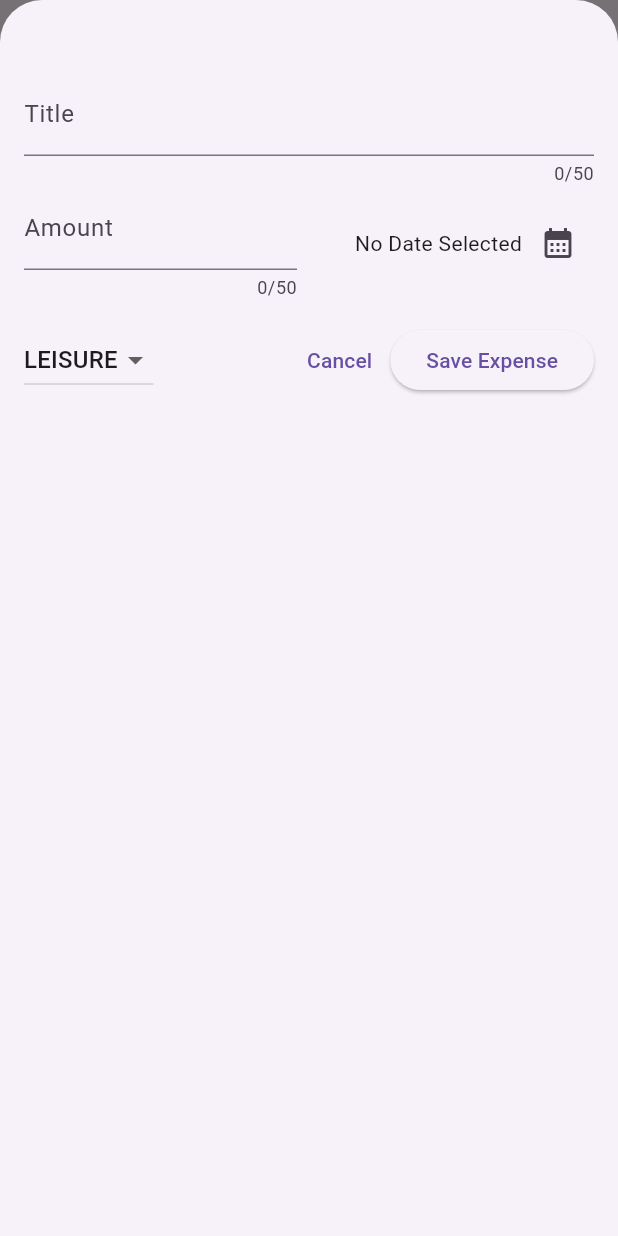
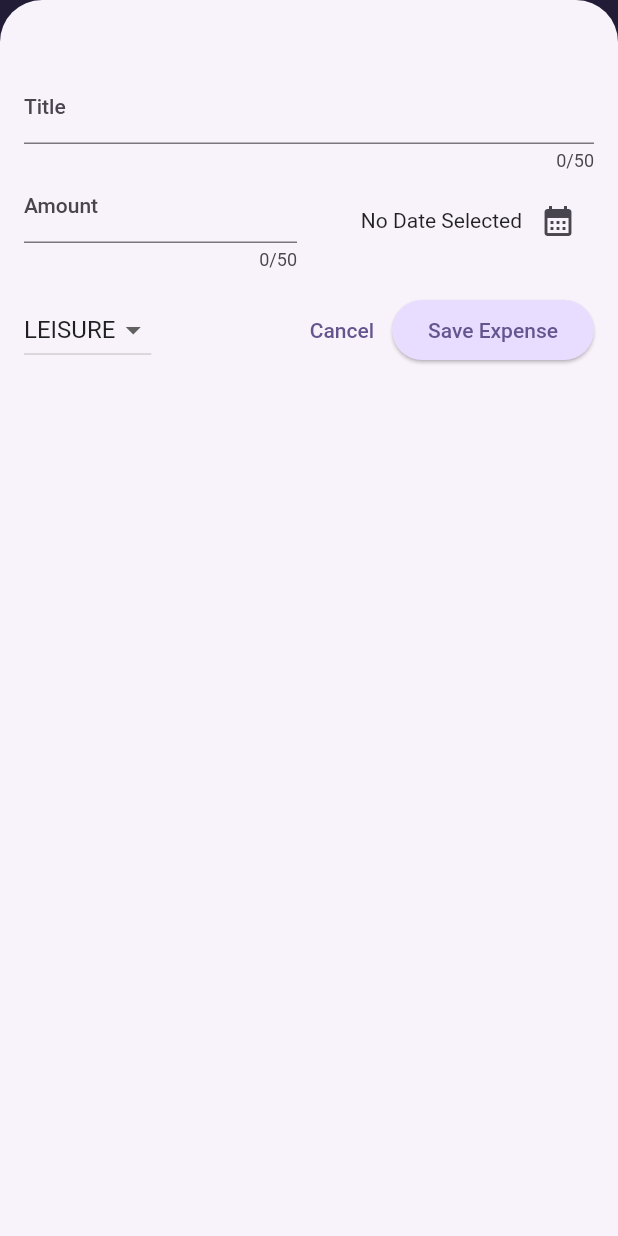
Before and after one commit to GabrielAllba/Expense-tracker, a Flutter app: the screen it shows after launch, after a tap on the "add" icon, on a phone screen of 412 x 824 dp. Run offline on Flutter 3.47's test engine with Material 2 defaults, Android fonts, the phone set to English and light mode, and no system bars.

Commit message:
add chart and theme

```diff
--- a/lib/main.dart
+++ b/lib/main.dart
@@ -1,10 +1,62 @@
 import 'package:expense_tracker/widgets/expenses.dart';
 import 'package:flutter/material.dart';
+
+var kColorScheme = ColorScheme.fromSeed(
+  seedColor: const Color.fromARGB(255, 96, 59, 181),
+);
+
+var kDarkColorScheme = ColorScheme.fromSeed(
+  brightness: Brightness.dark,
+  seedColor: const Color.fromARGB(255, 5, 99, 125),
+);
 
 void main() {
   runApp(
     MaterialApp(
-      theme: ThemeData(useMaterial3: true),
+      darkTheme: ThemeData.dark().copyWith(
+        useMaterial3: true,
+        colorScheme: kDarkColorScheme,
+        cardTheme: const CardTheme().copyWith(
+          color: kDarkColorScheme.secondaryContainer,
+          margin: const EdgeInsets.symmetric(
+            horizontal: 16,
+            vertical: 8,
+          ),
+        ),
+        elevatedButtonTheme: ElevatedButtonThemeData(
+          style: ElevatedButton.styleFrom(
+              backgroundColor: kDarkColorScheme.primaryContainer,
+              foregroundColor: kDarkColorScheme.onPrimaryContainer),
+        ),
+      ),
+      theme: ThemeData().copyWith(
+        useMaterial3: true,
+        colorScheme: kColorScheme,
+        appBarTheme: const AppBarTheme().copyWith(
+          backgroundColor: kColorScheme.onPrimaryContainer,
+          foregroundColor: kColorScheme.primaryContainer,
+        ),
+        cardTheme: const CardTheme().copyWith(
+          color: kColorScheme.secondaryContainer,
+          margin: const EdgeInsets.symmetric(
+            horizontal: 16,
+            vertical: 8,
+          ),
+        ),
+        elevatedButtonTheme: ElevatedButtonThemeData(
+          style: ElevatedButton.styleFrom(
+            backgroundColor: kColorScheme.primaryContainer,
+          ),
+        ),
+        textTheme: ThemeData().textTheme.copyWith(
+              titleLarge: TextStyle(
+                fontWeight: FontWeight.bold,
+                color: kColorScheme.onSecondaryContainer,
+                fontSize: 14,
+              ),
+            ),
+      ),
+      themeMode: ThemeMode.system,
       home: const Expenses(),
     ),
   );
--- a/lib/models/expense.dart
+++ b/lib/models/expense.dart
@@ -33,3 +33,23 @@ class Expense {
     return formatter.format(date);
   }
 }
+
+class ExpenseBucket {
+  const ExpenseBucket({required this.category, required this.expenses});
+
+  ExpenseBucket.forCategory(List<Expense> allExpenses, this.category)
+      : expenses = allExpenses
+            .where((expense) => expense.category == category)
+            .toList();
+
+  final Category category;
+  final List<Expense> expenses;
+
+  double get totalExpenses {
+    double sum = 0;
+    for (final expense in expenses) {
+      sum += expense.amount;
+    }
+    return sum;
+  }
+}
--- /dev/null
+++ b/lib/widgets/chart/chart.dart
@@ -0,0 +1,95 @@
+import 'package:flutter/material.dart';
+
+import 'package:expense_tracker/widgets/chart/chart_bar.dart';
+import 'package:expense_tracker/models/expense.dart';
+
+class Chart extends StatelessWidget {
+  const Chart({super.key, required this.expenses});
+
+  final List<Expense> expenses;
+
+  List<ExpenseBucket> get buckets {
+    return [
+      ExpenseBucket.forCategory(expenses, Category.food),
+      ExpenseBucket.forCategory(expenses, Category.leisure),
+      ExpenseBucket.forCategory(expenses, Category.travel),
+      ExpenseBucket.forCategory(expenses, Category.work),
+    ];
+  }
+
+  double get maxTotalExpense {
+    double maxTotalExpense = 0;
+
+    for (final bucket in buckets) {
+      if (bucket.totalExpenses > maxTotalExpense) {
+        maxTotalExpense = bucket.totalExpenses;
+      }
+    }
+
+    return maxTotalExpense;
+  }
+
+  @override
+  Widget build(BuildContext context) {
+    final isDarkMode =
+        MediaQuery.of(context).platformBrightness == Brightness.dark;
+    return Container(
+      margin: const EdgeInsets.all(16),
+      padding: const EdgeInsets.symmetric(
+        vertical: 16,
+        horizontal: 8,
+      ),
+      width: double.infinity,
+      height: 180,
+      decoration: BoxDecoration(
+        borderRadius: BorderRadius.circular(8),
+        gradient: LinearGradient(
+          colors: [
+            Theme.of(context).colorScheme.primary.withOpacity(0.3),
+            Theme.of(context).colorScheme.primary.withOpacity(0.0)
+          ],
+          begin: Alignment.bottomCenter,
+          end: Alignment.topCenter,
+        ),
+      ),
+      child: Column(
+        children: [
+          Expanded(
+            child: Row(
+              crossAxisAlignment: CrossAxisAlignment.end,
+              children: [
+                for (final bucket in buckets) // alternative to map()
+                  ChartBar(
+                    fill: bucket.totalExpenses == 0
+                        ? 0
+                        : bucket.totalExpenses / maxTotalExpense,
+                  )
+              ],
+            ),
+          ),
+          const SizedBox(height: 12),
+          Row(
+            children: buckets
+                .map(
+                  (bucket) => Expanded(
+                    child: Padding(
+                      padding: const EdgeInsets.symmetric(horizontal: 4),
+                      child: Icon(
+                        categoryIcons[bucket.category],
+                        color: isDarkMode
+                            ? Theme.of(context).colorScheme.secondary
+                            : Theme.of(context)
+                                .colorScheme
+                                .primary
+                                .withOpacity(0.7),
+                      ),
+                    ),
+                  ),
+                )
+                .toList(),
+          )
+        ],
+      ),
+    );
+  }
+}
--- /dev/null
+++ b/lib/widgets/chart/chart_bar.dart
@@ -0,0 +1,34 @@
+import 'package:flutter/material.dart';
+
+class ChartBar extends StatelessWidget {
+  const ChartBar({
+    super.key,
+    required this.fill,
+  });
+
+  final double fill;
+
+  @override
+  Widget build(BuildContext context) {
+    final isDarkMode =
+        MediaQuery.of(context).platformBrightness == Brightness.dark;
+    return Expanded(
+      child: Padding(
+        padding: const EdgeInsets.symmetric(horizontal: 4),
+        child: FractionallySizedBox(
+          heightFactor: fill,
+          child: DecoratedBox(
+            decoration: BoxDecoration(
+              shape: BoxShape.rectangle,
+              borderRadius:
+                  const BorderRadius.vertical(top: Radius.circular(8)),
+              color: isDarkMode
+                  ? Theme.of(context).colorScheme.secondary
+                  : Theme.of(context).colorScheme.primary.withOpacity(0.65),
+            ),
+          ),
+        ),
+      ),
+    );
+  }
+}
--- a/lib/widgets/expenses.dart
+++ b/lib/widgets/expenses.dart
@@ -2,6 +2,7 @@ import 'package:expense_tracker/widgets/expenses_list/expenses_list.dart';
 import 'package:expense_tracker/widgets/new_expense.dart';
 import 'package:flutter/material.dart';
 import 'package:expense_tracker/models/expense.dart';
+import 'package:expense_tracker/widgets/chart/chart.dart';
 
 class Expenses extends StatefulWidget {
   const Expenses({super.key});
@@ -85,7 +86,7 @@ class _ExpensesState extends State<Expenses> {
         ),
         body: Column(
           children: [
-            const Text('The Chart'),
+            Chart(expenses: _registeredExpenses),
             Expanded(
               child: mainContent,
             ),
--- a/lib/widgets/expenses_list/expense_item.dart
+++ b/lib/widgets/expenses_list/expense_item.dart
@@ -12,8 +12,12 @@ class ExpenseItem extends StatelessWidget {
       child: Padding(
         padding: const EdgeInsets.symmetric(horizontal: 20, vertical: 16),
         child: Column(
+          crossAxisAlignment: CrossAxisAlignment.start,
           children: [
-            Text(expense.title),
+            Text(
+              expense.title,
+              style: Theme.of(context).textTheme.titleLarge,
+            ),
             const SizedBox(
               height: 4,
             ),
--- a/lib/widgets/expenses_list/expenses_list.dart
+++ b/lib/widgets/expenses_list/expenses_list.dart
@@ -14,6 +14,12 @@ class ExpensesList extends StatelessWidget {
     return ListView.builder(
       itemCount: expenses.length,
       itemBuilder: (ctx, index) => Dismissible(
+        background: Container(
+          color: Theme.of(context).colorScheme.error.withOpacity(.75),
+          margin: EdgeInsets.symmetric(
+            horizontal: Theme.of(context).cardTheme.margin!.horizontal,
+          ),
+        ),
         onDismissed: (direction) {
           onRemoveExpense(expenses[index]);
         },
```
